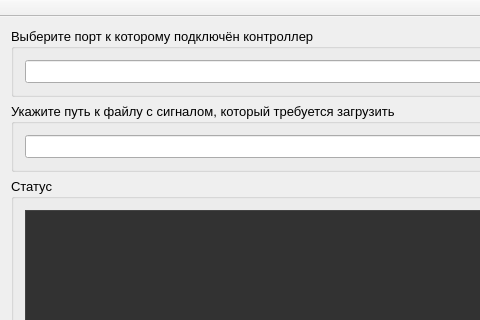
pi-null-mezon/Lighthelmet, file PC/mainwindow.ui: the form before one commit; both pictures show x 0 to 480 and y 0 to 320 of the 599 by 431 pixel window.
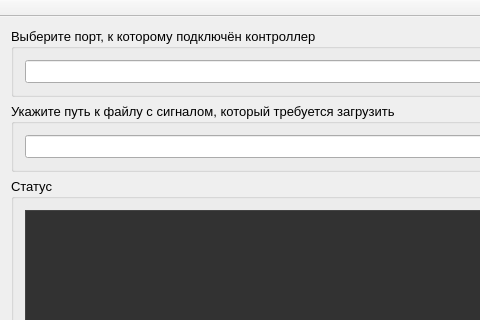
The form after the commit. Icons and pictures are not drawn.

What changed in the file:
```diff
--- a/PC/mainwindow.ui
+++ b/PC/mainwindow.ui
@@ -23,7 +23,7 @@
     <item>
      <widget class="QGroupBox" name="groupBox">
       <property name="title">
-       <string>Выберите порт к которому подключён контроллер</string>
+       <string>Выберите порт, к которому подключён контроллер</string>
       </property>
       <layout class="QHBoxLayout" name="horizontalLayout_2">
        <item>
```
